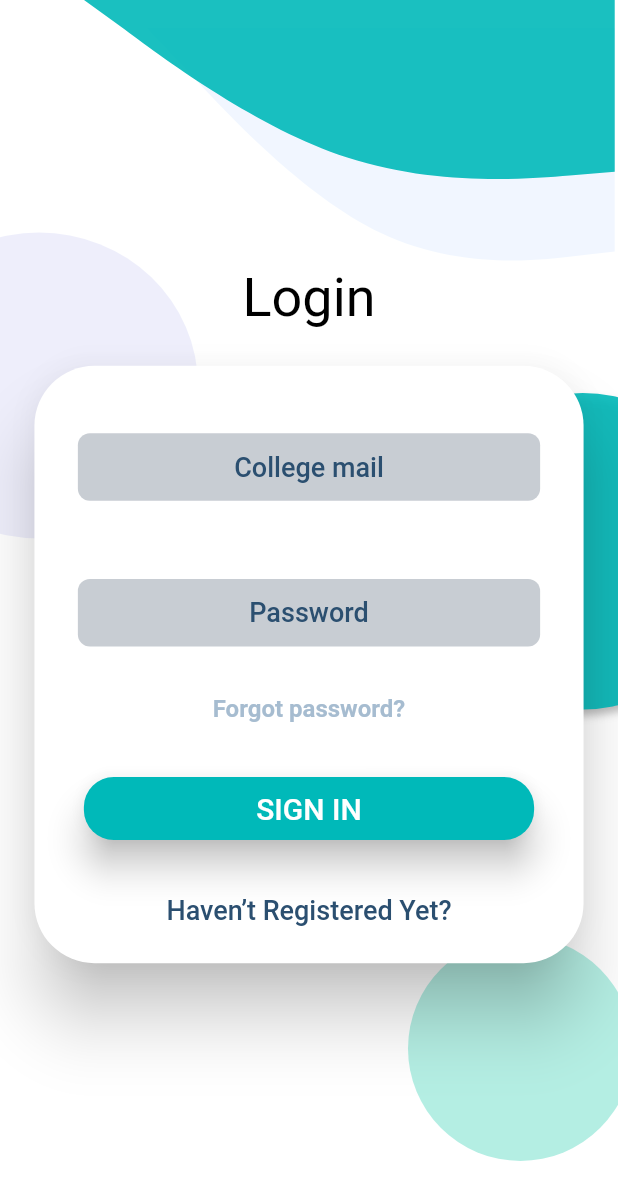
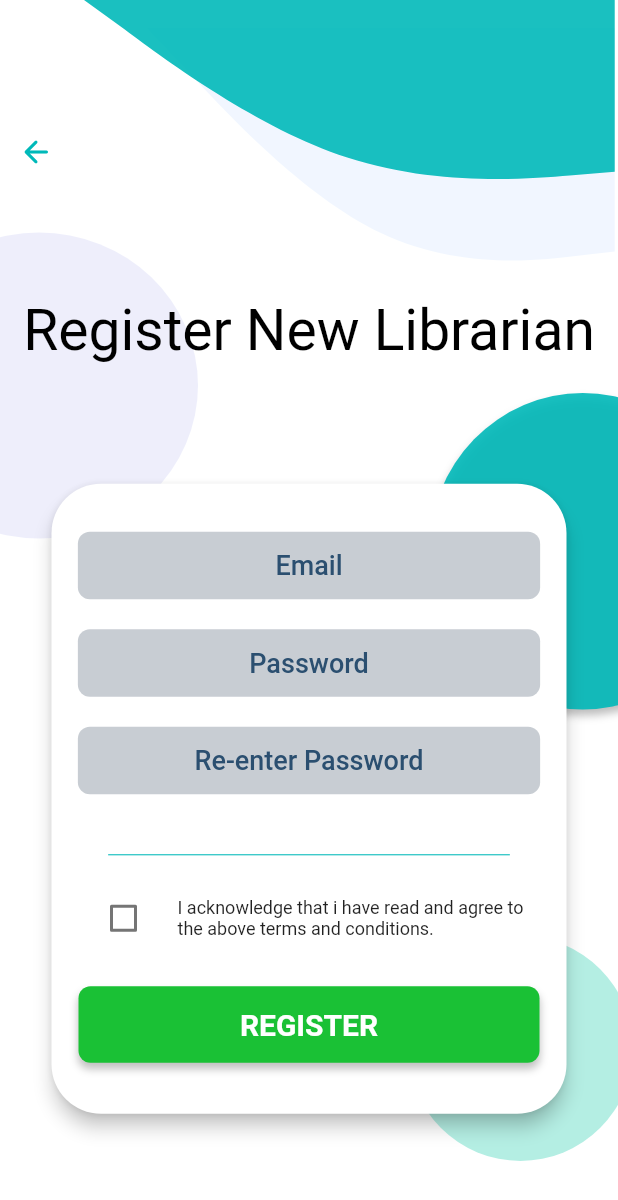
Before and after one commit to jyothir10/bibliotheca_admin, a Flutter app: the screen it shows after launch, on a phone screen of 412 x 824 dp. Shown: the top 1200 px of the screen. Run offline on Flutter 3.47's test engine with Material 2 defaults, Android fonts, the phone set to English and light mode, and no system bars; drawn by our look-alikes of modal_progress_hud_nsn; our stand-ins replace cloud_firestore, firebase_auth, firebase_core, flutter_svg; missing offline and left inert: blobs; accounts and stored records are empty; Roboto replaces fonts that are missing (Montserrat).

Commit message:
Add new librarian

```diff
--- /dev/null
+++ b/lib/Screens/AddLibrarianScreen.dart
@@ -0,0 +1,280 @@
+import 'package:bibliotheca_admin/Components/Background.dart';
+import 'package:bibliotheca_admin/Components/LoginScreenTextfiled.dart';
+import 'package:bibliotheca_admin/constants.dart';
+import 'package:cloud_firestore/cloud_firestore.dart';
+import 'package:firebase_auth/firebase_auth.dart';
+import 'package:flutter/material.dart';
+import 'package:modal_progress_hud_nsn/modal_progress_hud_nsn.dart';
+
+class AddLibrarianScreen extends StatefulWidget {
+  static const String id = '/reg';
+
+  AddLibrarianScreen({Key? key}) : super(key: key);
+
+  @override
+  AddLibrarianScreenState createState() => AddLibrarianScreenState();
+}
+
+class AddLibrarianScreenState extends State<AddLibrarianScreen> {
+  bool isChecked1 = false;
+  bool showSpinner = false;
+  String? password;
+  String? password2;
+  TextEditingController emailcontroller = TextEditingController();
+  TextEditingController passwordcontroller = TextEditingController();
+  TextEditingController passwordcontroller1 = TextEditingController();
+  final GlobalKey<ScaffoldState> _scaffoldKey = new GlobalKey<ScaffoldState>();
+
+  Future signUp() async {
+    setState(() {
+      showSpinner = true;
+    });
+    try {
+      await FirebaseAuth.instance.createUserWithEmailAndPassword(
+          email: emailcontroller.text.trim(),
+          password: passwordcontroller.text.trim());
+      _scaffoldKey.currentState?.showSnackBar(
+        const SnackBar(
+          behavior: SnackBarBehavior.floating,
+          duration: Duration(seconds: 1),
+          content: Text(
+            "Successfully added new librarian",
+          ),
+        ),
+      );
+
+      setState(() {
+        showSpinner = false;
+      });
+    } on FirebaseException catch (e) {
+      print(e);
+      _scaffoldKey.currentState?.showSnackBar(
+        SnackBar(
+          behavior: SnackBarBehavior.floating,
+          duration: Duration(seconds: 1),
+          content: Text(
+            e.message.toString(),
+          ),
+        ),
+      );
+      setState(() {
+        showSpinner = false;
+      });
+    }
+  }
+
+  @override
+  void dispose() {
+    // TODO: implement dispose
+    emailcontroller.dispose();
+    passwordcontroller.dispose();
+    passwordcontroller1.dispose();
+    super.dispose();
+  }
+
+  @override
+  Widget build(BuildContext context) {
+    return Scaffold(
+      key: _scaffoldKey,
+      backgroundColor: Colors.white,
+      body: ModalProgressHUD(
+        inAsyncCall: showSpinner,
+        progressIndicator: const CircularProgressIndicator(
+          color: primaryColour,
+        ),
+        child: Stack(
+          children: <Widget>[
+            Background(),
+            SafeArea(
+              child: Center(
+                child: Column(
+                  crossAxisAlignment:
+                      MediaQuery.of(context).viewInsets.bottom == 0
+                          ? CrossAxisAlignment.center
+                          : CrossAxisAlignment.center,
+                  mainAxisAlignment: MainAxisAlignment.spaceEvenly,
+                  children: [
+                    Row(
+                      mainAxisAlignment: MainAxisAlignment.start,
+                      children: [
+                        IconButton(
+                            onPressed: () {
+                              Navigator.pop(context);
+                            },
+                            icon: Icon(
+                              Icons.arrow_back_rounded,
+                              color: primaryColour,
+                            ))
+                      ],
+                    ),
+                    MediaQuery.of(context).viewInsets.bottom == 0
+                        ? const Text(
+                            'Register New Librarian',
+                            style: TextStyle(
+                                color: Color(0xff000000),
+                                fontSize: 38,
+                                letterSpacing:
+                                    0 /*percentages not used in flutter. defaulting to zero*/,
+                                fontWeight: FontWeight.normal,
+                                height: 1),
+                          )
+                        : Container(),
+                    Container(
+                      child: Card(
+                        elevation: 5,
+                        shape: const RoundedRectangleBorder(
+                          borderRadius: BorderRadius.all(
+                            Radius.circular(33),
+                          ),
+                        ),
+                        child: Container(
+                          padding: const EdgeInsets.all(12),
+                          height: 420,
+                          width: 5 * MediaQuery.of(context).size.width / 6,
+                          child: Column(
+                            mainAxisAlignment: MainAxisAlignment.start,
+                            children: [
+                              LoginScreenTextField(
+                                mycontroller: emailcontroller,
+                                text: "Email",
+                                type: TextInputType.emailAddress,
+                                obscure: false,
+                                onchanged: (value) {},
+                              ),
+                              LoginScreenTextField(
+                                mycontroller: passwordcontroller,
+                                text: "Password",
+                                type: TextInputType.name,
+                                obscure: true,
+                                onchanged: (value) {},
+                              ),
+                              LoginScreenTextField(
+                                mycontroller: passwordcontroller1,
+                                text: "Re-enter Password",
+                                type: TextInputType.name,
+                                obscure: false,
+                                onchanged: (value) {},
+                              ),
+                              Container(
+                                margin: const EdgeInsets.only(top: 40),
+                                child: Column(
+                                  children: [
+                                    Center(
+                                      child: Container(
+                                        margin:
+                                            const EdgeInsets.only(bottom: 18),
+                                        color: primaryColour,
+                                        child: SizedBox(
+                                          width: 0.65 *
+                                              MediaQuery.of(context).size.width,
+                                          height: 0.7,
+                                        ),
+                                      ),
+                                    ),
+                                    CheckboxListTile(
+                                      value: isChecked1,
+                                      dense: true,
+                                      activeColor: primaryColour,
+                                      onChanged: (value) {
+                                        setState(() {
+                                          isChecked1 = value!;
+                                        });
+                                      },
+                                      controlAffinity:
+                                          ListTileControlAffinity.leading,
+                                      title: const Text(
+                                        'I acknowledge that i have read and agree to the above terms and conditions.',
+                                        maxLines: 2,
+                                        style: TextStyle(
+                                          fontSize: 12,
+                                        ),
+                                      ),
+                                    ),
+                                  ],
+                                ),
+                              ),
+                              const Spacer(),
+                              Container(
+                                margin: const EdgeInsets.only(
+                                    left: 6, right: 6, bottom: 22),
+                                child: Row(
+                                  mainAxisAlignment: MainAxisAlignment.center,
+                                  children: [
+                                    Expanded(
+                                      child: GestureDetector(
+                                        onTap: () {
+                                          setState(() {});
+                                        },
+                                        child: InkWell(
+                                          //highlightColor: Color(),
+                                          onTap: () {
+                                            if (emailcontroller
+                                                    .text.isNotEmpty &&
+                                                passwordcontroller
+                                                    .text.isNotEmpty &&
+                                                passwordcontroller.text ==
+                                                    passwordcontroller1.text) {
+                                              signUp();
+                                            } else {
+                                              _scaffoldKey.currentState
+                                                  ?.showSnackBar(const SnackBar(
+                                                      behavior: SnackBarBehavior
+                                                          .floating,
+                                                      duration:
+                                                          Duration(seconds: 1),
+                                                      content: Text(
+                                                          "Please enter valid gmail and password")));
+                                            }
+                                          },
+                                          child: Container(
+                                            width: 0.45 *
+                                                MediaQuery.of(context)
+                                                    .size
+                                                    .width,
+                                            height: 51,
+                                            alignment: Alignment.center,
+                                            decoration: BoxDecoration(
+                                              borderRadius:
+                                                  BorderRadius.circular(8),
+                                              boxShadow: const [
+                                                BoxShadow(
+                                                  color: Color(0x3f000000),
+                                                  blurRadius: 4,
+                                                  offset: Offset(0, 4),
+                                                ),
+                                              ],
+                                              color: const Color(0xff1AC135),
+                                            ),
+                                            child: const Text(
+                                              "REGISTER",
+                                              textAlign: TextAlign.center,
+                                              style: TextStyle(
+                                                color: Colors.white,
+                                                fontSize: 20,
+                                                fontFamily: "Montserrat",
+                                                fontWeight: FontWeight.w700,
+                                              ),
+                                            ),
+                                          ),
+                                        ),
+                                      ),
+                                    ),
+                                  ],
+                                ),
+                              ),
+                              //Spacer(),
+                            ],
+                          ),
+                        ),
+                      ),
+                    ),
+                  ],
+                ),
+              ),
+            ),
+          ],
+        ),
+      ),
+    );
+  }
+}
--- a/lib/main.dart
+++ b/lib/main.dart
@@ -1,4 +1,5 @@
 import 'package:bibliotheca_admin/Screens/AddBookScreen.dart';
+import 'package:bibliotheca_admin/Screens/AddLibrarianScreen.dart';
 import 'package:bibliotheca_admin/Screens/BookIssueScreen.dart';
 import 'package:bibliotheca_admin/Screens/ContactUsScreen.dart';
 import 'package:bibliotheca_admin/Screens/DashBoardScreen.dart';
@@ -37,7 +38,7 @@ class MyApp extends StatelessWidget {
             ),
       ),
       debugShowCheckedModeBanner: false,
-      initialRoute: SplashScreen.id,
+      initialRoute: AddLibrarianScreen.id,
       routes: {
         SplashScreen.id: (context) => SplashScreen(),
         LoginScreen.id: (context) => LoginScreen(),
@@ -49,6 +50,7 @@ class MyApp extends StatelessWidget {
         SearchScreen2.id: (context) => SearchScreen2(),
         SearchScreen3.id: (context) => SearchScreen3(),
         BookIssueScreen.id: (context) => BookIssueScreen(),
+        AddLibrarianScreen.id: (conttext) => AddLibrarianScreen(),
       },
     );
   }
```
